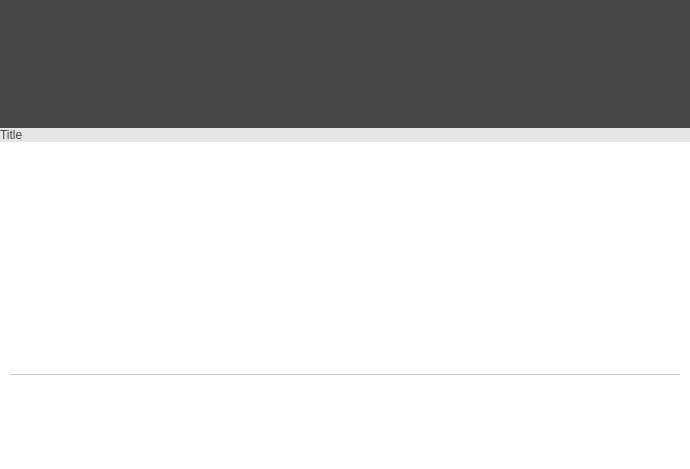
First picture: the form in NewsViewWidget.ui, repository kacerpetr/QRssReader, before the edit.
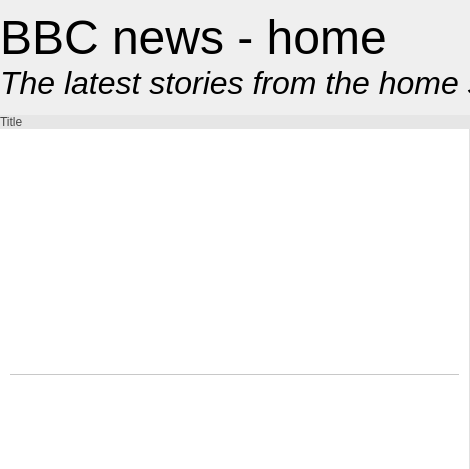
Second picture: the form after the edit. Icons and pictures are not drawn.

The edit to the form file:
```diff
--- a/NewsViewWidget.ui
+++ b/NewsViewWidget.ui
@@ -6,7 +6,7 @@
    <rect>
     <x>0</x>
     <y>0</y>
-    <width>690</width>
+    <width>470</width>
     <height>469</height>
    </rect>
   </property>
@@ -26,6 +26,13 @@
 	background-color: white;
 }
 
+#newsViewFrame{
+	border: 1px solid rgb(225,225,225);
+	border-left: 0px;
+	border-top: 0px;
+	border-bottom: 0px;
+}
+
 #leftLabelTitle, #leftLabelText, #leftLabelFooter{
 	border-radius: 32px;
 	background-color: rgb(70, 70, 70);
@@ -54,13 +61,6 @@
     height: 0px;
 }
 
-#imageLabel{
-	background-color: rgb(70, 70, 70);
-	font-weight: bold;
-	font-size: 16pt;
-	color: white;
-}
-
 #titleLabel{
 	background-color: rgb(230, 230, 230);
 	color: rgb(70, 70, 70);
@@ -90,9 +90,60 @@
     <number>0</number>
    </property>
    <item>
-    <widget class="QLabel" name="imageLabel">
+    <widget class="QScrollArea" name="scrollArea">
+     <property name="minimumSize">
+      <size>
+       <width>0</width>
+       <height>115</height>
+      </size>
+     </property>
+     <property name="maximumSize">
+      <size>
+       <width>16777215</width>
+       <height>115</height>
+      </size>
+     </property>
+     <property name="frameShape">
+      <enum>QFrame::NoFrame</enum>
+     </property>
+     <property name="verticalScrollBarPolicy">
+      <enum>Qt::ScrollBarAlwaysOff</enum>
+     </property>
+     <property name="horizontalScrollBarPolicy">
+      <enum>Qt::ScrollBarAlwaysOff</enum>
+     </property>
+     <property name="widgetResizable">
+      <bool>true</bool>
+     </property>
+     <widget class="QWidget" name="scrollAreaWidgetContents">
+      <property name="geometry">
+       <rect>
+        <x>0</x>
+        <y>0</y>
+        <width>1007</width>
+        <height>115</height>
+       </rect>
+      </property>
+      <layout class="QVBoxLayout" name="verticalLayout_3">
+       <property name="spacing">
+        <number>0</number>
+       </property>
+       <property name="leftMargin">
+        <number>0</number>
+       </property>
+       <property name="topMargin">
+        <number>0</number>
+       </property>
+       <property name="rightMargin">
+        <number>0</number>
+       </property>
+       <property name="bottomMargin">
+        <number>0</number>
+       </property>
+       <item>
+        <widget class="QLabel" name="chTitle">
      <property name="sizePolicy">
-      <sizepolicy hsizetype="Preferred" vsizetype="Fixed">
+          <sizepolicy hsizetype="Expanding" vsizetype="Fixed">
        <horstretch>0</horstretch>
        <verstretch>0</verstretch>
       </sizepolicy>
@@ -100,30 +151,84 @@
      <property name="minimumSize">
       <size>
        <width>0</width>
-       <height>128</height>
+           <height>65</height>
       </size>
      </property>
      <property name="maximumSize">
       <size>
        <width>16777215</width>
-       <height>128</height>
-      </size>
-     </property>
-     <property name="pixmap">
-      <pixmap resource="Images.qrc">:/images/noImg128</pixmap>
-     </property>
-     <property name="scaledContents">
-      <bool>false</bool>
+           <height>65</height>
+          </size>
+         </property>
+         <property name="focusPolicy">
+          <enum>Qt::TabFocus</enum>
+         </property>
+         <property name="text">
+          <string>&lt;html&gt;&lt;head/&gt;&lt;body&gt;&lt;p&gt;&lt;span style=&quot; font-size:36pt;&quot;&gt;BBC news - home&lt;/span&gt;&lt;/p&gt;&lt;/body&gt;&lt;/html&gt;</string>
      </property>
      <property name="alignment">
-      <set>Qt::AlignCenter</set>
-     </property>
+          <set>Qt::AlignBottom|Qt::AlignLeading|Qt::AlignLeft</set>
+         </property>
+         <property name="indent">
+          <number>0</number>
+         </property>
+        </widget>
+       </item>
+       <item>
+        <widget class="QLabel" name="chDesc">
+         <property name="sizePolicy">
+          <sizepolicy hsizetype="Expanding" vsizetype="Fixed">
+           <horstretch>0</horstretch>
+           <verstretch>0</verstretch>
+          </sizepolicy>
+         </property>
+         <property name="minimumSize">
+          <size>
+           <width>0</width>
+           <height>50</height>
+          </size>
+         </property>
+         <property name="maximumSize">
+          <size>
+           <width>16777215</width>
+           <height>50</height>
+          </size>
+         </property>
+         <property name="focusPolicy">
+          <enum>Qt::TabFocus</enum>
+         </property>
+         <property name="text">
+          <string>&lt;html&gt;&lt;head/&gt;&lt;body&gt;&lt;p&gt;&lt;span style=&quot; font-size:24pt; font-style:italic;&quot;&gt;The latest stories from the home section of Thed df sdfs dfsd f&lt;/span&gt;&lt;/p&gt;&lt;/body&gt;&lt;/html&gt;</string>
+         </property>
+         <property name="alignment">
+          <set>Qt::AlignLeading|Qt::AlignLeft|Qt::AlignTop</set>
+         </property>
+         <property name="indent">
+          <number>0</number>
+         </property>
+        </widget>
+       </item>
+       <item>
+        <spacer name="verticalSpacer">
+         <property name="orientation">
+          <enum>Qt::Vertical</enum>
+         </property>
+         <property name="sizeHint" stdset="0">
+          <size>
+           <width>20</width>
+           <height>40</height>
+          </size>
+         </property>
+        </spacer>
+       </item>
+      </layout>
+     </widget>
     </widget>
    </item>
    <item>
     <widget class="QLabel" name="titleLabel">
      <property name="sizePolicy">
-      <sizepolicy hsizetype="Preferred" vsizetype="Maximum">
+      <sizepolicy hsizetype="Preferred" vsizetype="Preferred">
        <horstretch>0</horstretch>
        <verstretch>0</verstretch>
       </sizepolicy>
@@ -143,6 +248,36 @@
     </widget>
    </item>
    <item>
+    <widget class="QFrame" name="newsViewFrame">
+     <property name="sizePolicy">
+      <sizepolicy hsizetype="Preferred" vsizetype="Expanding">
+       <horstretch>0</horstretch>
+       <verstretch>0</verstretch>
+      </sizepolicy>
+     </property>
+     <property name="frameShape">
+      <enum>QFrame::NoFrame</enum>
+     </property>
+     <property name="frameShadow">
+      <enum>QFrame::Raised</enum>
+     </property>
+     <layout class="QVBoxLayout" name="verticalLayout_5">
+      <property name="spacing">
+       <number>0</number>
+      </property>
+      <property name="leftMargin">
+       <number>0</number>
+      </property>
+      <property name="topMargin">
+       <number>0</number>
+      </property>
+      <property name="rightMargin">
+       <number>0</number>
+      </property>
+      <property name="bottomMargin">
+       <number>0</number>
+      </property>
+      <item>
     <widget class="QScrollArea" name="newsView">
      <property name="sizePolicy">
       <sizepolicy hsizetype="Preferred" vsizetype="Expanding">
@@ -170,8 +305,8 @@
        <rect>
         <x>0</x>
         <y>0</y>
-        <width>690</width>
-        <height>307</height>
+           <width>469</width>
+           <height>320</height>
        </rect>
       </property>
       <layout class="QVBoxLayout" name="verticalLayout_2">
@@ -355,8 +490,9 @@
    </item>
   </layout>
  </widget>
- <resources>
-  <include location="Images.qrc"/>
- </resources>
+   </item>
+  </layout>
+ </widget>
+ <resources/>
  <connections/>
 </ui>
```
Left out of the diff: 4 changed lines with no effect on the pictures. Lines whose indentation alone changed are shown as unchanged.
